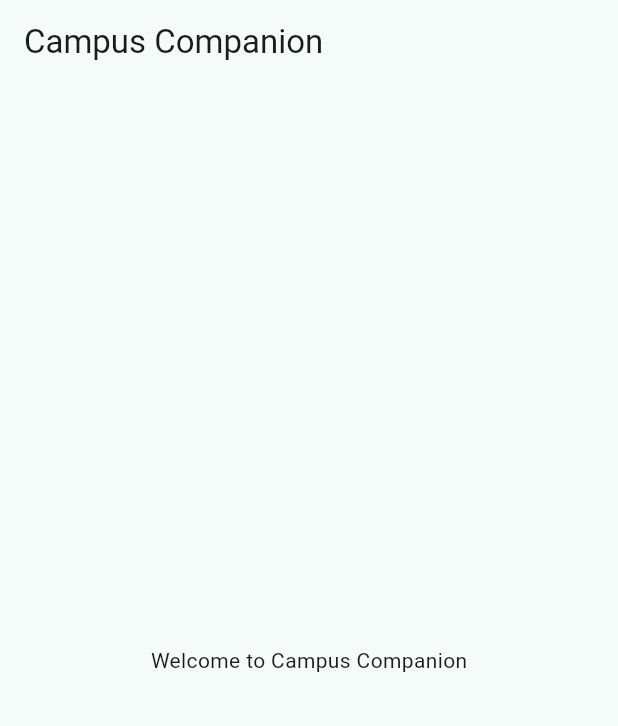
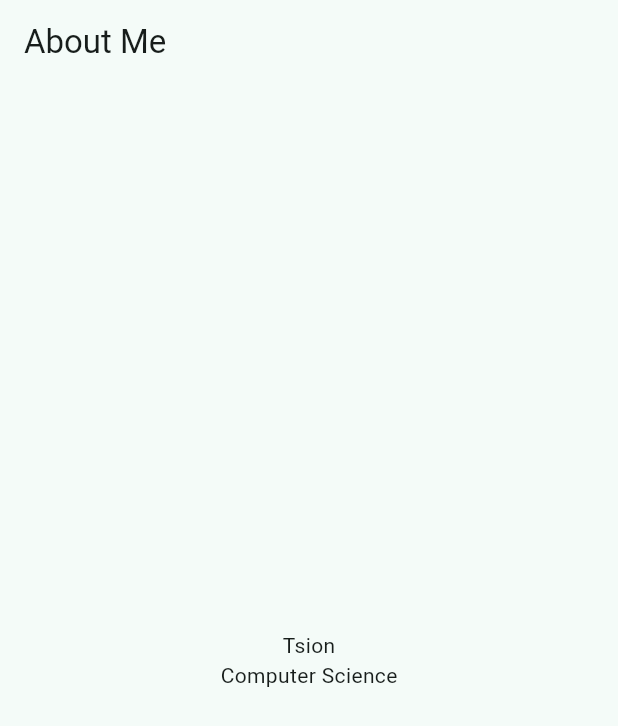
Before and after one commit to tsion875/mad-labs-UGR-6511-16, a Flutter app: the screen it shows after launch, on a phone screen of 412 x 824 dp. Shown: the top 726 px of the screen. Run offline on Flutter 3.47's test engine with Material 3 defaults, Android fonts, the phone set to English and light mode, and no system bars.

Commit message:
Complete Week 1 Task 6 AboutScreen

```diff
--- a/week01/lib/app.dart
+++ b/week01/lib/app.dart
@@ -12,7 +12,7 @@ class CampusCompanionApp extends StatelessWidget {
         colorSchemeSeed: const Color(0xFF00695C),
         useMaterial3: true,
       ),
-      home: const HomeScreen(),
+      home: const AboutScreen(),
     );
   }
 }
@@ -28,3 +28,20 @@ class HomeScreen extends StatelessWidget {
     );
   }
 }
+
+class AboutScreen extends StatelessWidget {
+  const AboutScreen({super.key});
+
+  @override
+  Widget build(BuildContext context) {
+    return Scaffold(
+      appBar: AppBar(title: const Text('About Me')),
+      body: const Center(
+        child: Column(
+          mainAxisAlignment: MainAxisAlignment.center,
+          children: [Text('Tsion'), Text('Computer Science')],
+        ),
+      ),
+    );
+  }
+}
```
Also changed, not shown: 1 other file.
